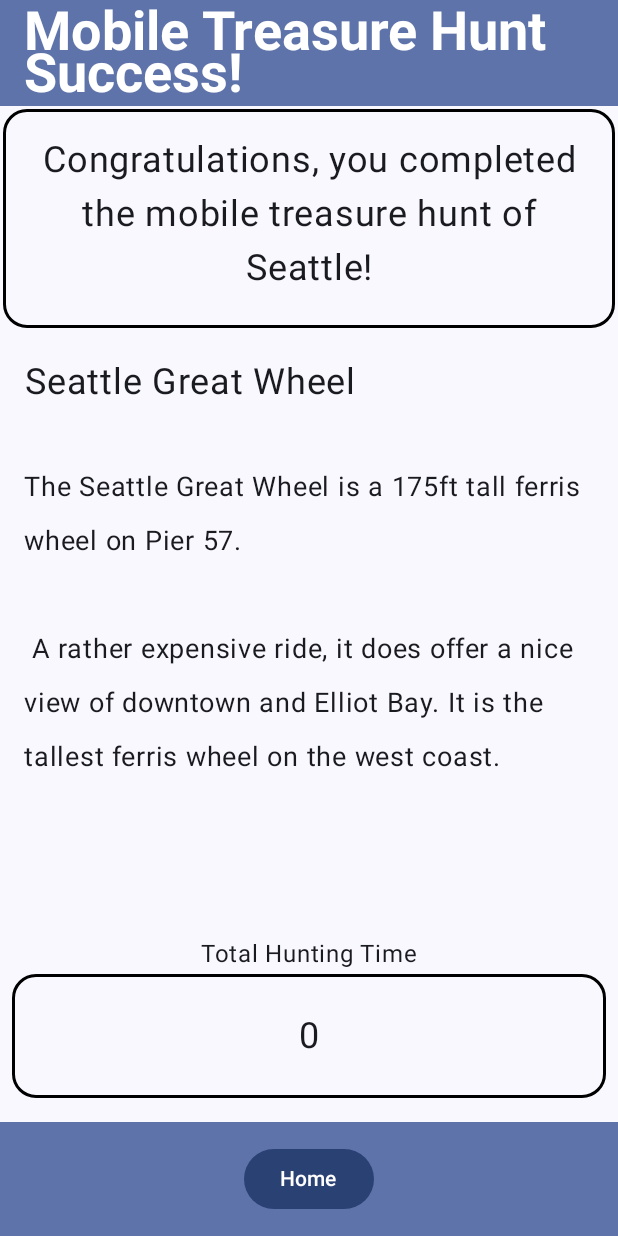
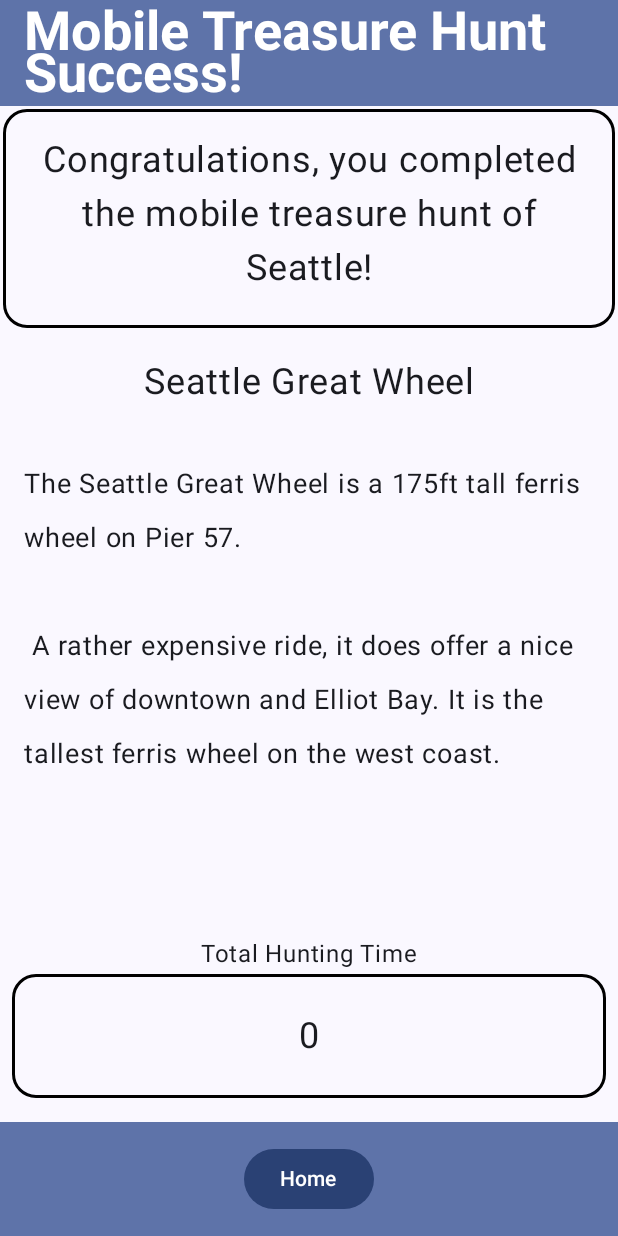
Before and after one commit to stoneerDev/MobileDev-mobileTreasureHunt, an Android app built with Jetpack Compose: the TreasureHuntCompleteScreen screen opened through its navigation route, on a phone screen of 412 x 824 dp. Run offline under Robolectric (Android 15) with nearby library versions, the phone set to English and light mode, and no system bars.

Commit message:
all working, going to branch to delete comments

```diff
--- a/app/src/main/java/com/example/a6_mobile_treasure_hunt/ui/ClueScreen.kt
+++ b/app/src/main/java/com/example/a6_mobile_treasure_hunt/ui/ClueScreen.kt
@@ -35,6 +35,7 @@ import androidx.compose.material3.Text
 import androidx.compose.material3.TopAppBar
 import androidx.compose.material3.TopAppBarDefaults.topAppBarColors
 import androidx.compose.runtime.Composable
+import androidx.compose.runtime.LaunchedEffect
 import androidx.compose.runtime.getValue
 import androidx.compose.ui.Alignment
 import androidx.compose.ui.Modifier
@@ -62,6 +63,10 @@ fun ClueScreen(
 
     val treasureHuntUiState by treasureHuntViewModel.uiState.collectAsStateWithLifecycle()
     val scrollState = rememberScrollState()
+
+    LaunchedEffect(treasureHuntUiState.locationIndex) {
+        treasureHuntViewModel.setPopup(false)
+    }
 
     Scaffold(
         topBar = {
--- a/app/src/main/java/com/example/a6_mobile_treasure_hunt/ui/TreasureHuntCompleteScreen.kt
+++ b/app/src/main/java/com/example/a6_mobile_treasure_hunt/ui/TreasureHuntCompleteScreen.kt
@@ -135,20 +135,18 @@ fun TreasureHuntCompleteScreen(
 
                 )
             }
-            Box(
+            Column(
                 modifier = Modifier
                     .weight(1f)
                     .fillMaxWidth()
                     .verticalScroll(scrollState),
-                //.border(width = 2.dp,
-                //    color = colorScheme.onPrimaryContainer,
-                //    shape = RoundedCornerShape(16.dp)),
-                contentAlignment = Alignment.TopCenter
+                horizontalAlignment = Alignment.CenterHorizontally
+
+                //contentAlignment = Alignment.TopCenter
             ) {
                 Text(
                     modifier = Modifier
-                        .padding(16.dp)
-                        .align(Alignment.TopStart),
+                        .padding(16.dp),
                     fontSize = 24.sp,
                     lineHeight = 36.sp,
                     textAlign = TextAlign.Center,
@@ -162,8 +160,7 @@ fun TreasureHuntCompleteScreen(
 
                 Text(
                     modifier = Modifier
-                        .padding(16.dp)
-                        .align(Alignment.CenterStart),
+                        .padding(16.dp),
                     fontSize = 18.sp,
                     lineHeight = 36.sp,
                     textAlign = TextAlign.Start,
```
